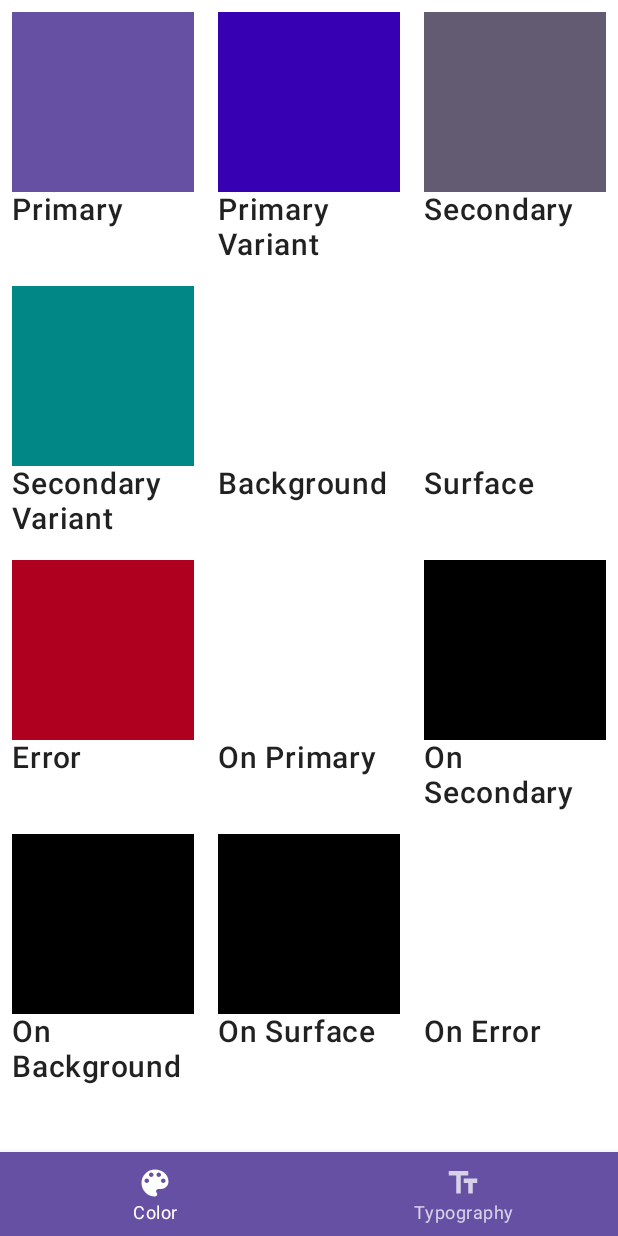
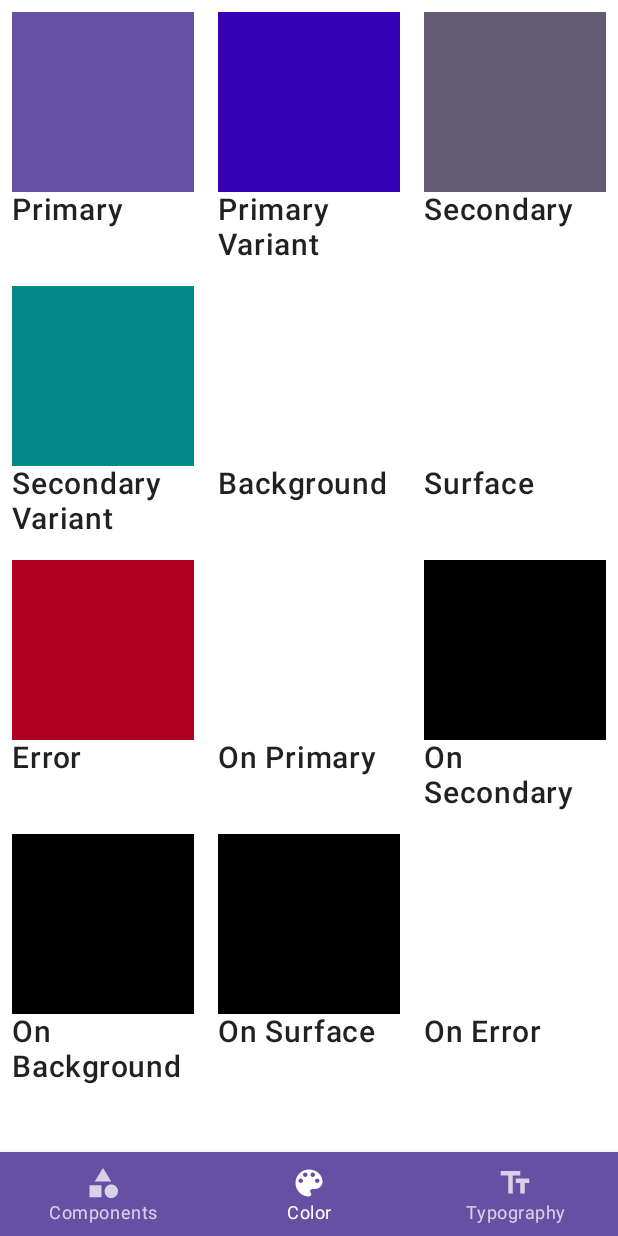
Before and after one commit to HelloCuriosity/curiosity, an Android app built with Jetpack Compose: the screen it shows after launch (MainActivity), on a phone screen of 412 x 824 dp. Run offline under Robolectric (Android 15) with nearby library versions, the phone set to English and light mode, and no system bars.

Commit message:
component scene WIP

```diff
--- a/app/src/main/java/com/hello/curiosity/curiosity/ui/scenes/BottomNavScenes.kt
+++ b/app/src/main/java/com/hello/curiosity/curiosity/ui/scenes/BottomNavScenes.kt
@@ -11,6 +11,12 @@ sealed class BottomNavScenes(
     override val route: String
 ) : Scene {
 
+    object Components : BottomNavScenes(
+        title = R.string.components_scene_title,
+        icon = R.drawable.ic_components,
+        route = "COMPONENTS"
+    )
+
     object Color : BottomNavScenes(
         title = R.string.color_scene_title,
         icon = R.drawable.ic_color_palette,
--- a/app/src/main/java/com/hello/curiosity/curiosity/ui/scenes/DashboardScene.kt
+++ b/app/src/main/java/com/hello/curiosity/curiosity/ui/scenes/DashboardScene.kt
@@ -14,8 +14,9 @@ fun DashboardScene() {
     val navController = rememberNavController()
 
     val scenes = listOf(
+        BottomNavScenes.Components,
         BottomNavScenes.Color,
-        BottomNavScenes.Typography
+        BottomNavScenes.Typography,
     )
 
     Scaffold(
--- /dev/null
+++ b/app/src/main/res/drawable/ic_components.xml
@@ -0,0 +1,7 @@
+<vector android:height="24dp" android:tint="#000000"
+    android:viewportHeight="24" android:viewportWidth="24"
+    android:width="24dp" xmlns:android="http://schemas.android.com/apk/res/android">
+    <path android:fillColor="@android:color/white" android:pathData="M12,2l-5.5,9h11z"/>
+    <path android:fillColor="@android:color/white" android:pathData="M17.5,17.5m-4.5,0a4.5,4.5 0,1 1,9 0a4.5,4.5 0,1 1,-9 0"/>
+    <path android:fillColor="@android:color/white" android:pathData="M3,13.5h8v8H3z"/>
+</vector>
--- a/app/src/main/res/values/strings.xml
+++ b/app/src/main/res/values/strings.xml
@@ -1,5 +1,6 @@
 <resources>
     <string name="app_name">curiosity</string>
     <string name="color_scene_title">Color</string>
+    <string name="components_scene_title">Components</string>
     <string name="typography_scene_title">Typography</string>
 </resources>
```
Also changed, not shown: app/src/main/java/com/hello/curiosity/curiosity/ui/component/ItemBox.kt (added, +30 -0 lines), app/src/main/java/com/hello/curiosity/curiosity/ui/scenes/components/ComponentScene.kt (added, +43 -0 lines).
